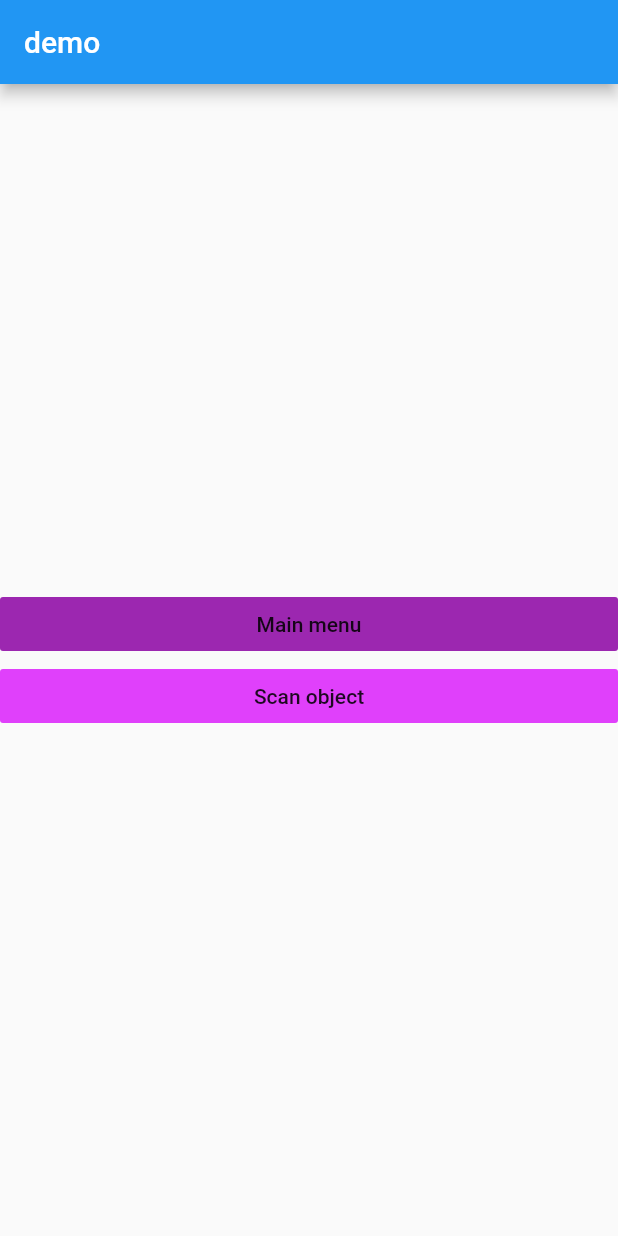
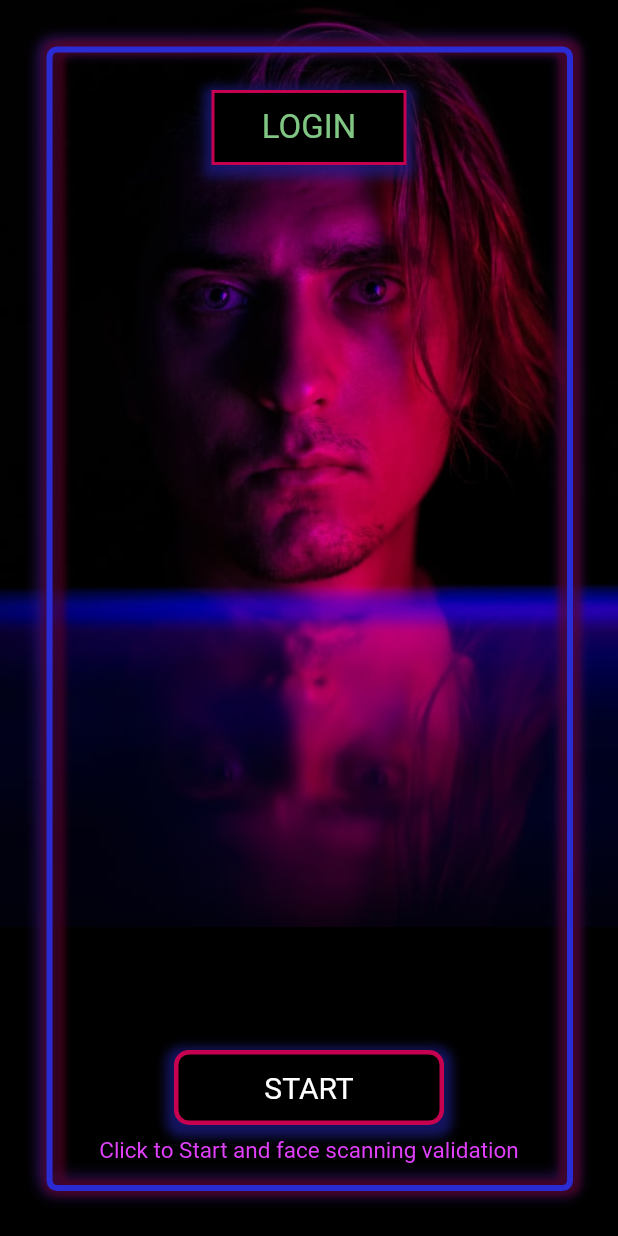
Before and after one commit to Sameerkash/flutterhackathon, a Flutter app: the screen it shows after launch, on a phone screen of 412 x 824 dp. Run offline on Flutter 3.47's test engine with Material 2 defaults, Android fonts, the phone set to English and light mode, and no system bars; our stand-ins replace camera, flutter_svg; missing offline and left inert: tflite.

Commit message:
login face detection

```diff
--- a/lib/UI/ar_scan/scanner_screen.dart
+++ b/lib/UI/ar_scan/scanner_screen.dart
@@ -108,6 +108,7 @@ class _CameraScreenState extends State<CameraScreen>
   Widget build(BuildContext context) {
     return Scaffold(
       backgroundColor: Colors.black,
+      key: _scaffoldKey,
       body: Stack(
         children: <Widget>[
           Stack(
--- a/lib/UI/login/login.dart
+++ b/lib/UI/login/login.dart
@@ -0,0 +1,104 @@
+import 'package:flutter/material.dart';
+import 'package:flutterhackathon/UI/ar_scan/scanner_screen.dart';
+import 'package:flutterhackathon/widgets/customs/custom_rect.dart';
+import 'package:flutterhackathon/widgets/primary_button.dart';
+
+import 'face_detection.dart';
+
+class LoginScreen extends StatefulWidget {
+  LoginScreen({Key key, this.title}) : super(key: key);
+
+  final String title;
+
+  @override
+  _MyHomePageState createState() => _MyHomePageState();
+}
+
+class _MyHomePageState extends State<LoginScreen> {
+  @override
+  Widget build(BuildContext context) {
+    return Scaffold(
+      backgroundColor: Colors.black,
+      body: Stack(
+        children: <Widget>[
+          Image.asset('assets/images/login-person-face.jpg'),
+          Padding(
+            padding: const EdgeInsets.all(30.0),
+            child: Container(
+              height: MediaQuery.of(context).size.height,
+              width: MediaQuery.of(context).size.width,
+              color: Colors.transparent,
+              child: CustomPaint(
+                  painter: MyPainter(false),
+                  child: Container(
+                      height: 400,
+                      padding: EdgeInsets.all(10),
+                      child: Column(
+                        mainAxisSize: MainAxisSize.max,
+                        children: <Widget>[
+                          Padding(
+                            padding: const EdgeInsets.only(top: 20),
+                            child: Center(
+                              child: Container(
+                                height: 50,
+                                width: 130,
+                                decoration: BoxDecoration(
+                                    border: Border.all(
+                                        width: 2,
+                                        color: Color.fromRGBO(197, 1, 80, 1)),
+                                    boxShadow: [
+                                      BoxShadow(
+                                        color: Color.fromRGBO(28, 28, 137, 1)
+                                            .withOpacity(0.7),
+                                        spreadRadius: 5,
+                                        blurRadius: 5,
+                                        offset: Offset(
+                                            0, 3), // changes position of shadow
+                                      ),
+                                    ],
+                                    color: Colors.black),
+                                child: Center(
+                                  child: Text(
+                                    "LOGIN",
+                                    style: TextStyle(
+                                        fontSize: 22, color: Colors.green[300]),
+                                  ),
+                                ),
+                              ),
+                            ),
+                          ),
+                          Expanded(
+                            child: Align(
+                              alignment: Alignment.bottomCenter,
+                              child: PrimaryButton(
+                                width: 180,
+                                height: 50,
+                                color: Colors.green,
+                                buttonText: "START",
+                                onPressed: () => Navigator.pushReplacement(
+                                  context,
+                                  MaterialPageRoute(
+                                    builder: (context) => LoginFaceDetection(),
+                                  ),
+                                ),
+                              ),
+                            ),
+                          ),
+                          Padding(
+                            padding: const EdgeInsets.all(8.0),
+                            child: Text(
+                              "Click to Start and face scanning validation",
+                              textAlign: TextAlign.center,
+                              style: TextStyle(
+                                  fontSize: 15, color: Colors.purpleAccent),
+                            ),
+                          ),
+                        ],
+                      ))),
+            ),
+          ),
+        ],
+      ),
+    );
+  }
+}
--- a/lib/main.dart
+++ b/lib/main.dart
@@ -1,7 +1,5 @@
 import 'package:flutter/material.dart';
-import 'package:flutterhackathon/UI/main_screen/main_scree.dart';
-
-import 'UI/ar_scan/scanner_screen.dart';
+import 'package:flutterhackathon/UI/login/login.dart';
 
 void main() {
   runApp(MyApp());
@@ -21,52 +19,9 @@ class MyApp extends StatelessWidget {
         // closer together (more dense) than on mobile platforms.
         visualDensity: VisualDensity.adaptivePlatformDensity,
       ),
-      home: MyHomePage(
+      home: LoginScreen(
         title: "demo",
       ),
     );
   }
 }
-
-class MyHomePage extends StatefulWidget {
-  MyHomePage({Key key, this.title}) : super(key: key);
-
-  final String title;
-
-  @override
-  _MyHomePageState createState() => _MyHomePageState();
-}
-
-class _MyHomePageState extends State<MyHomePage> {
-  @override
-  Widget build(BuildContext context) {
-    return Scaffold(
-      appBar: AppBar(
-        title: Text(widget.title),
-      ),
-      body: Center(
-        // Center is a layout widget. It takes a single child and positions it
-        // in the middle of the parent.
-        child: Column(
-          mainAxisAlignment: MainAxisAlignment.center,
-          children: <Widget>[
-            FlatButton(
-                color: Colors.purple,
-                onPressed: () => Navigator.push(context,
-                    MaterialPageRoute(builder: (context) => MainScreen())),
-                child: Center(
-                  child: Text("Main menu"),
-                )),
-            FlatButton(
-                color: Colors.purpleAccent,
-                onPressed: () => Navigator.push(context,
-                    MaterialPageRoute(builder: (context) => CameraScreen())),
-                child: Center(
-                  child: Text("Scan object"),
-                ))
-          ],
-        ),
-      ),
-    );
-  }
-}
--- a/lib/widgets/primary_button.dart
+++ b/lib/widgets/primary_button.dart
@@ -69,7 +69,14 @@ class _PrimaryButtonState extends State<PrimaryButton>
             color: Colors.black,
             borderRadius: BorderRadius.circular(borderRadius),
           ),
-          child: Column(
+          child: widget.icon == null
+              ? Center(
+                  child: Text(
+                    widget.buttonText,
+                    style: TextStyle(color: Colors.white, fontSize: 20),
+                  ),
+                )
+              : Column(
                   mainAxisAlignment: MainAxisAlignment.spaceEvenly,
                   children: <Widget>[
                     Icon(
--- a/pubspec.yaml
+++ b/pubspec.yaml
@@ -51,6 +51,7 @@ flutter:
     - assets/tflite/ssd_mobilenet.tflite
     - assets/tflite/ssd_mobilenet.txt
     - assets/images/menu.svg
+    - assets/images/login-person-face.jpg
 
 
   # An image asset can refer to one or more resolution-specific "variants", see
```
Also changed, not shown: lib/UI/login/face_detection.dart (added, +230 -0 lines), lib/widgets/ease_animation.dart (added, +61 -0 lines), lib/widgets/scanner_animation.dart (added, +40 -0 lines), assets/images/login-person-face.jpg (added). Lines whose indentation alone changed are shown as unchanged.
